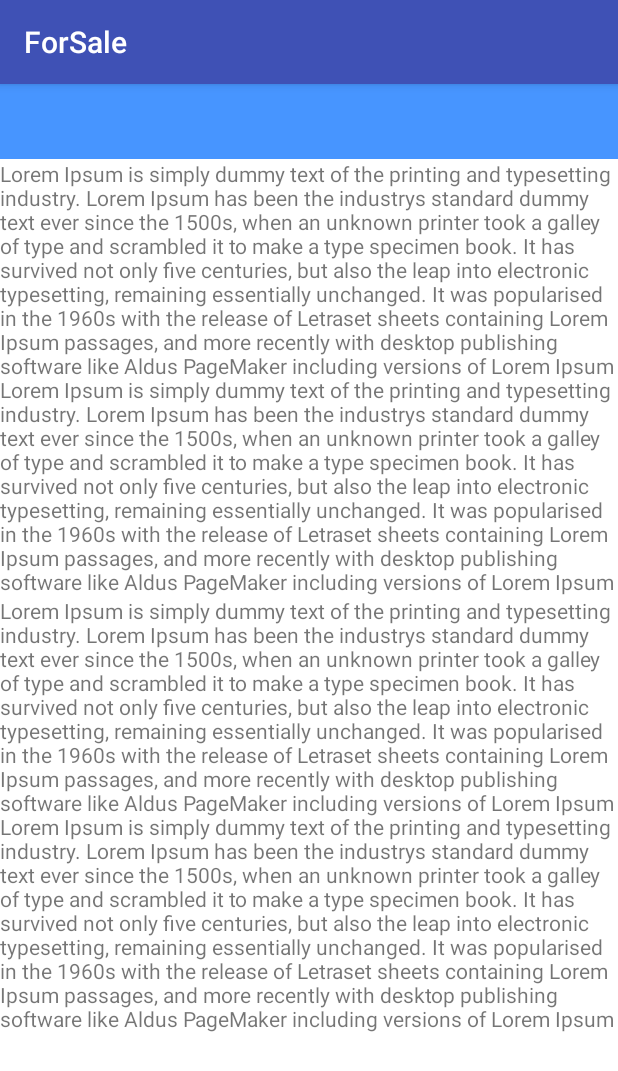
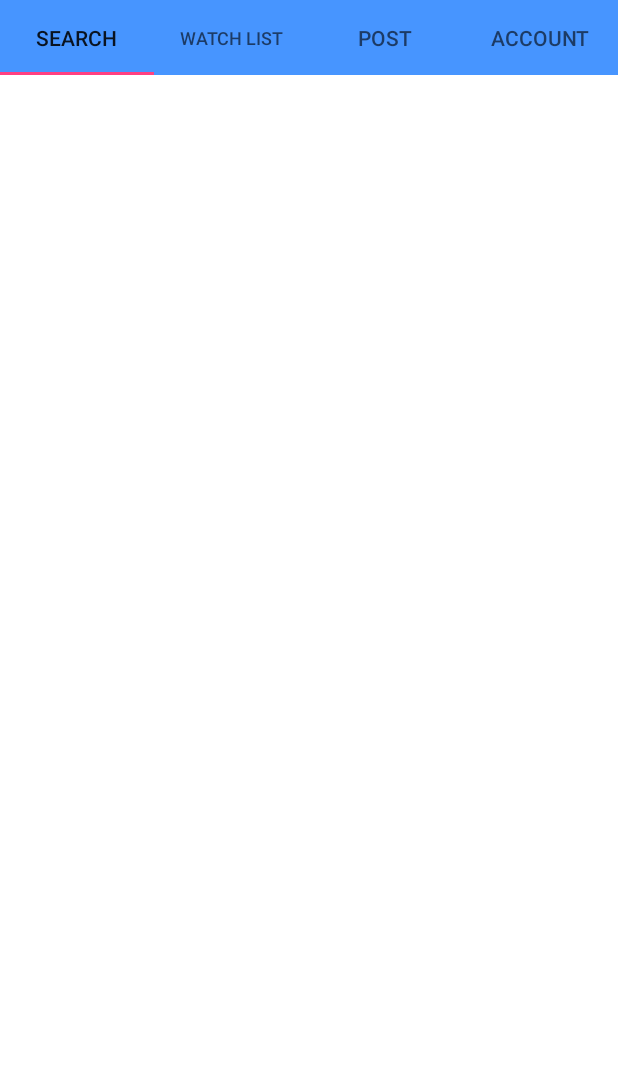
Before and after one commit to sozonome5bm9x/ethernet6q, an Android app: the screen it shows after launch once a user with an empty profile is signed in (SearchActivity), on a phone screen of 412 x 824 dp. Shown: the top 1071 px of the screen. Run offline under Robolectric (Android 15) with nearby library versions, the phone set to English and light mode, and no system bars; our stand-ins replace Firebase (no records; nobody signed in at launch, a user with empty details on screens opened directly); libraries missing offline, so code that uses them is left out: com.nostra13.universalimageloader; 3 statements that could not run were skipped.

Commit message:
Tabs Setup EP3 VID 04

```diff
--- /dev/null
+++ b/app/src/main/java/com/example/forsalev2/AccountFragment.java
@@ -0,0 +1,22 @@
+package com.example.forsalev2;
+
+import android.os.Bundle;
+import android.support.annotation.Nullable;
+import android.support.v4.app.Fragment;
+import android.view.LayoutInflater;
+import android.view.View;
+import android.view.ViewGroup;
+
+public class AccountFragment extends Fragment {
+
+    private static final String TAG = "AccountFragment";
+
+    @Nullable
+    @Override
+    public View onCreateView(LayoutInflater inflater, @Nullable ViewGroup container, @Nullable Bundle savedInstanceState) {
+
+        View view = inflater.inflate(R.layout.fragment_account, container, false);
+
+        return view;
+    }
+}
--- /dev/null
+++ b/app/src/main/java/com/example/forsalev2/PostFragment.java
@@ -0,0 +1,22 @@
+package com.example.forsalev2;
+
+import android.os.Bundle;
+import android.support.annotation.Nullable;
+import android.support.v4.app.Fragment;
+import android.view.LayoutInflater;
+import android.view.View;
+import android.view.ViewGroup;
+
+public class PostFragment extends Fragment {
+
+    private static final String TAG = "PostFragment";
+
+    @Nullable
+    @Override
+    public View onCreateView(LayoutInflater inflater, @Nullable ViewGroup container, @Nullable Bundle savedInstanceState) {
+
+        View view = inflater.inflate(R.layout.fragment_post, container, false);
+
+        return view;
+    }
+}
--- a/app/src/main/java/com/example/forsalev2/SearchActivity.java
+++ b/app/src/main/java/com/example/forsalev2/SearchActivity.java
@@ -35,8 +35,20 @@ public class SearchActivity extends AppCompatActivity {
 
     private void setupViewPager(){
         mPagerAdapter = new SectionsPagerAdapter(getSupportFragmentManager());
+
+        mPagerAdapter.addFragment(new SearchFragment());
+        mPagerAdapter.addFragment(new WatchListFragment());
+        mPagerAdapter.addFragment(new PostFragment());
+        mPagerAdapter.addFragment(new AccountFragment());
+
         mViewPager.setAdapter(mPagerAdapter);
         mTabLayout.setupWithViewPager(mViewPager);
+
+        mTabLayout.getTabAt(0).setText(getString(R.string.fragment_search));
+        mTabLayout.getTabAt(1).setText(getString(R.string.fragment_watch_list));
+        mTabLayout.getTabAt(2).setText(getString(R.string.fragment_post));
+        mTabLayout.getTabAt(3).setText(getString(R.string.fragment_account));
+
     }
 
 }
--- /dev/null
+++ b/app/src/main/java/com/example/forsalev2/SearchFragment.java
@@ -0,0 +1,22 @@
+package com.example.forsalev2;
+
+import android.os.Bundle;
+import android.support.annotation.Nullable;
+import android.support.v4.app.Fragment;
+import android.view.LayoutInflater;
+import android.view.View;
+import android.view.ViewGroup;
+
+public class SearchFragment extends Fragment {
+
+    private static final String TAG = "SearchFragment";
+
+    @Nullable
+    @Override
+    public View onCreateView(LayoutInflater inflater, @Nullable ViewGroup container, @Nullable Bundle savedInstanceState) {
+
+        View view = inflater.inflate(R.layout.fragment_search, container, false);
+
+        return view;
+    }
+}
--- /dev/null
+++ b/app/src/main/java/com/example/forsalev2/WatchListFragment.java
@@ -0,0 +1,22 @@
+package com.example.forsalev2;
+
+import android.os.Bundle;
+import android.support.annotation.Nullable;
+import android.support.v4.app.Fragment;
+import android.view.LayoutInflater;
+import android.view.View;
+import android.view.ViewGroup;
+
+public class WatchListFragment extends Fragment {
+
+    private static final String TAG = "WatchListFragment";
+
+    @Nullable
+    @Override
+    public View onCreateView(LayoutInflater inflater, @Nullable ViewGroup container, @Nullable Bundle savedInstanceState) {
+
+        View view = inflater.inflate(R.layout.fragment_watch_list, container, false);
+
+        return view;
+    }
+}
--- a/app/src/main/res/layout/activity_search.xml
+++ b/app/src/main/res/layout/activity_search.xml
@@ -33,37 +33,22 @@
 
     </android.support.design.widget.AppBarLayout>
 
-    <android.support.v4.view.ViewPager
-        android:layout_width="match_parent"
-        android:layout_height="match_parent"
-        android:id="@+id/viewpager_container">
 
-
-    </android.support.v4.view.ViewPager>
 
     <android.support.v4.widget.NestedScrollView
         android:layout_width="match_parent"
         android:layout_height="match_parent"
         app:layout_behavior="@string/appbar_scrolling_view_behavior">
 
-        <RelativeLayout
+
+        <android.support.v4.view.ViewPager
             android:layout_width="match_parent"
-            android:layout_height="wrap_content"
-            >
+            android:layout_height="match_parent"
+            android:id="@+id/viewpager_container">
 
-            <TextView
-                android:layout_width="match_parent"
-                android:layout_height="wrap_content"
-                android:text="@string/lorem_ipsum"
-                android:id="@+id/dummytext"/>
 
-            <TextView
-                android:layout_width="match_parent"
-                android:layout_height="wrap_content"
-                android:text="@string/lorem_ipsum"
-                android:layout_below="@+id/dummytext"/>
+        </android.support.v4.view.ViewPager>
 
-        </RelativeLayout>
 
     </android.support.v4.widget.NestedScrollView>
 
--- /dev/null
+++ b/app/src/main/res/layout/fragment_account.xml
@@ -0,0 +1,5 @@
+<?xml version="1.0" encoding="utf-8"?>
+<RelativeLayout xmlns:android="http://schemas.android.com/apk/res/android"
+    android:layout_width="match_parent" android:layout_height="match_parent">
+
+</RelativeLayout>
--- /dev/null
+++ b/app/src/main/res/layout/fragment_post.xml
@@ -0,0 +1,5 @@
+<?xml version="1.0" encoding="utf-8"?>
+<RelativeLayout xmlns:android="http://schemas.android.com/apk/res/android"
+    android:layout_width="match_parent" android:layout_height="match_parent">
+
+</RelativeLayout>
--- /dev/null
+++ b/app/src/main/res/layout/fragment_search.xml
@@ -0,0 +1,5 @@
+<?xml version="1.0" encoding="utf-8"?>
+<RelativeLayout xmlns:android="http://schemas.android.com/apk/res/android"
+    android:layout_width="match_parent" android:layout_height="match_parent">
+
+</RelativeLayout>
--- /dev/null
+++ b/app/src/main/res/layout/fragment_view_post.xml
@@ -0,0 +1,5 @@
+<?xml version="1.0" encoding="utf-8"?>
+<RelativeLayout xmlns:android="http://schemas.android.com/apk/res/android"
+    android:layout_width="match_parent" android:layout_height="match_parent">
+
+</RelativeLayout>
--- /dev/null
+++ b/app/src/main/res/layout/fragment_watch_list.xml
@@ -0,0 +1,5 @@
+<?xml version="1.0" encoding="utf-8"?>
+<RelativeLayout xmlns:android="http://schemas.android.com/apk/res/android"
+    android:layout_width="match_parent" android:layout_height="match_parent">
+
+</RelativeLayout>
--- a/app/src/main/res/values/strings.xml
+++ b/app/src/main/res/values/strings.xml
@@ -1,7 +1,10 @@
 <resources>
 
     <!-- Fragment Names -->
-
+    <string name="fragment_search">Search</string>
+    <string name="fragment_watch_list">Watch List</string>
+    <string name="fragment_post">Post</string>
+    <string name="fragment_account">Account</string>
 
     <!-- Dialog Names -->
 
--- a/app/src/main/res/values/styles.xml
+++ b/app/src/main/res/values/styles.xml
@@ -1,7 +1,7 @@
 <resources>
 
     <!-- Base application theme. -->
-    <style name="AppTheme" parent="Theme.AppCompat.Light.DarkActionBar">
+    <style name="AppTheme" parent="Theme.AppCompat.Light.NoActionBar">
         <!-- Customize your theme here. -->
         <item name="colorPrimary">@color/colorPrimary</item>
         <item name="colorPrimaryDark">@color/colorPrimaryDark</item>
```
Also changed, not shown: app/src/main/java/com/example/forsalev2/ViewPostFragment.java (added, +22 -0 lines).
